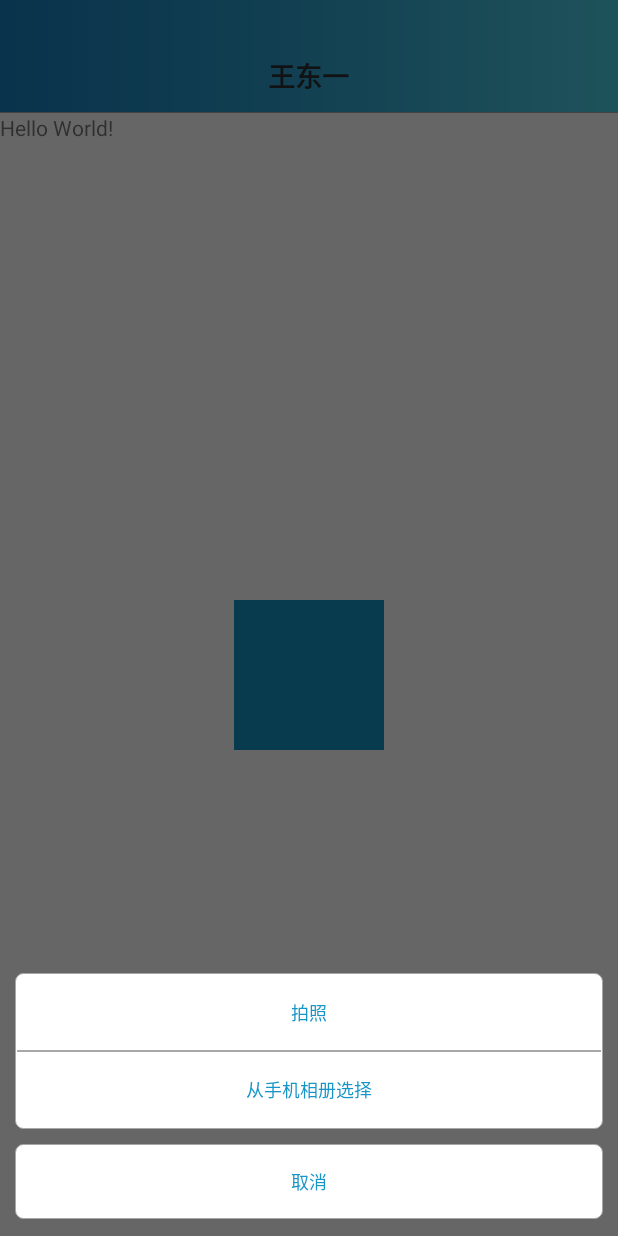
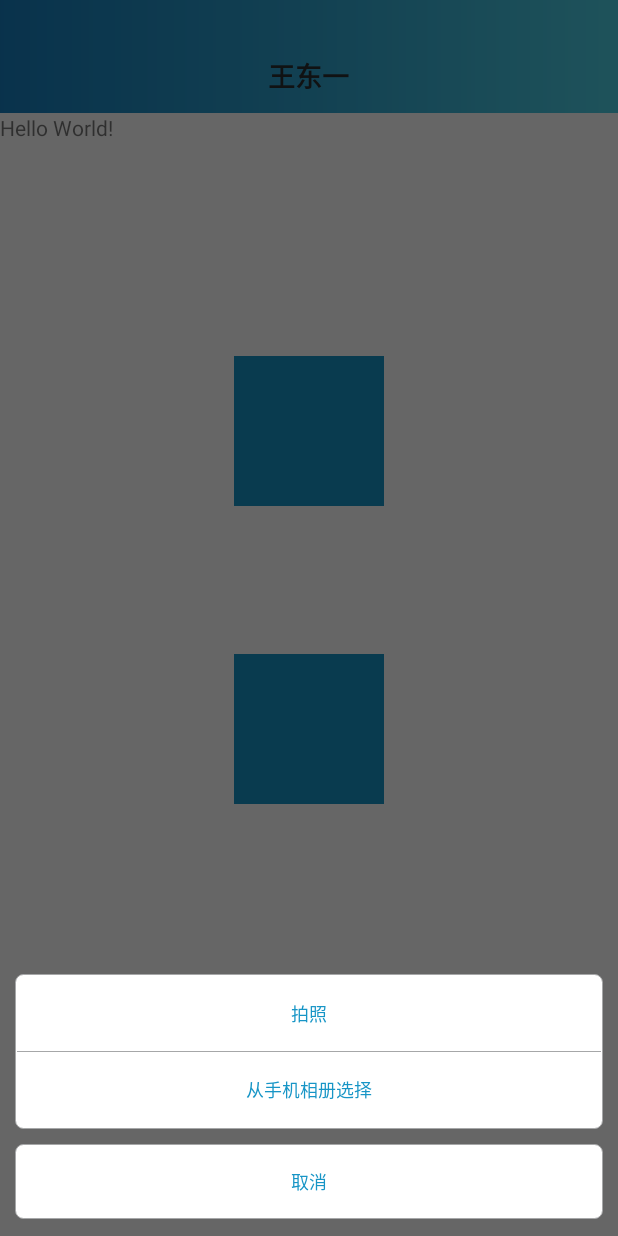
Before and after one commit to wangdongyi/WDYApplication, an Android app: the screen it shows after launch (MainActivity), after a tap on an icon or button, on a phone screen of 412 x 824 dp. Run offline under Robolectric (Android 15) with nearby library versions, the phone set to English and light mode, and no system bars; libraries missing offline, so code that uses them is left out: com.nostra13.universalimageloader, com.readystatesoftware.systembartint, junit.framework; 9 statements that could not run were skipped.

Commit message:
修改bug

```diff
--- a/app/src/main/java/com/wdy/project/MainActivity.java
+++ b/app/src/main/java/com/wdy/project/MainActivity.java
@@ -26,6 +26,8 @@ public class MainActivity extends BaseActivity {
     TextView tv;
     String content = "/sdcard/HUDSDKLog.txt";
     private ImageView sample_image;
+    private TextView sample_text;
+    private ImageView sample_image2;
 
     @Override
     protected void onCreate(Bundle savedInstanceState) {
@@ -106,7 +108,7 @@ public class MainActivity extends BaseActivity {
         sample_image.setOnClickListener(new View.OnClickListener() {
             @Override
             public void onClick(View v) {
-                UpPhotoView.with(MainActivity.this, new UpPhotoView.onBackPath() {
+                UpPhotoView.getInstance().with(MainActivity.this, new UpPhotoView.onBackPath() {
                     @Override
                     public void path(String Path) {
                         try {
@@ -118,5 +120,22 @@ public class MainActivity extends BaseActivity {
                 });
             }
         });
+        sample_text = (TextView) findViewById(R.id.sample_text);
+        sample_image2 = (ImageView) findViewById(R.id.sample_image2);
+        sample_image2.setOnClickListener(new NoDoubleClickListener() {
+            @Override
+            protected void onNoDoubleClick(View v) {
+                UpPhotoView.getInstance().with(MainActivity.this, new UpPhotoView.onBackPath() {
+                    @Override
+                    public void path(String Path) {
+                        try {
+                            sample_image2.setImageBitmap(CodeUtil.convertBitmap(Path));
+                        } catch (IOException e) {
+                            e.printStackTrace();
+                        }
+                    }
+                });
+            }
+        });
     }
 }
--- a/app/src/main/res/layout/activity_main.xml
+++ b/app/src/main/res/layout/activity_main.xml
@@ -25,5 +25,17 @@
         app:layout_constraintBottom_toBottomOf="parent"
         app:layout_constraintLeft_toLeftOf="parent"
         app:layout_constraintRight_toRightOf="parent"
-        app:layout_constraintTop_toTopOf="parent" />
+        app:layout_constraintTop_toTopOf="parent"
+        app:layout_constraintVertical_bias="0.25" />
+
+    <ImageView
+        android:id="@+id/sample_image2"
+        android:layout_width="100dp"
+        android:layout_height="100dp"
+        android:background="@color/blue"
+        app:layout_constraintBottom_toBottomOf="parent"
+        app:layout_constraintLeft_toLeftOf="parent"
+        app:layout_constraintRight_toRightOf="parent"
+        app:layout_constraintTop_toTopOf="parent"
+        app:layout_constraintVertical_bias="0.556" />
 </android.support.constraint.ConstraintLayout>
--- a/baselibrary/src/main/java/com/base/library/lifeManagerUtil/LifeManager.java
+++ b/baselibrary/src/main/java/com/base/library/lifeManagerUtil/LifeManager.java
@@ -21,7 +21,7 @@ public class LifeManager {
 
     }
 
-    public SupportActLifeListenerFragment supportFragment;
+    private FragmentManager fragmentManager;
 
     public static LifeManager getInstance() {
         if (null == mInstance) {
@@ -45,17 +45,19 @@ public class LifeManager {
         if (!(Looper.myLooper() == Looper.getMainLooper())) {
             throw new IllegalArgumentException("You must start a observe on mainThread");
         }
-        android.app.FragmentManager fm = activity.getFragmentManager();
-        supportFragment = findFragment(fm);//找到绑定的Fragment
+        fragmentManager = activity.getFragmentManager();
+        SupportActLifeListenerFragment supportFragment = findFragment(fragmentManager);//找到绑定的Fragment
         LifeListenerManager manager = findLifeListenerManager(supportFragment);//找到指定Fragment的ActLifeListenerManager
         manager.addLifeListener(Listener);//添加监听
     }
 
     public void requestPermissions(String[] permissions, int requestCode) {
+        SupportActLifeListenerFragment supportFragment = findFragment(fragmentManager);//找到绑定的Fragment
         supportFragment.LifeRequestPermissions(permissions, requestCode);
     }
 
     public void startActivityForResult(Intent intent, int requestCode) {
+        SupportActLifeListenerFragment supportFragment = findFragment(fragmentManager);//找到绑定的Fragment
         supportFragment.LifeStartActivityResult(intent, requestCode);
     }
 
@@ -69,8 +71,8 @@ public class LifeManager {
         if (!(Looper.myLooper() == Looper.getMainLooper())) {
             throw new IllegalArgumentException("You must start a observe on mainThread");
         }
-        android.app.FragmentManager fm = fragment.getActivity().getFragmentManager();
-        supportFragment = findFragment(fm);//找到绑定的Fragment
+        fragmentManager = fragment.getActivity().getFragmentManager();
+        SupportActLifeListenerFragment supportFragment = findFragment(fragmentManager);//找到绑定的Fragment
         LifeListenerManager manager = findLifeListenerManager(supportFragment);//找到指定Fragment的ActLifeListenerManager
         manager.addLifeListener(Listener);//添加监听
     }
@@ -85,8 +87,8 @@ public class LifeManager {
         if (!(Looper.myLooper() == Looper.getMainLooper())) {
             throw new IllegalArgumentException("You must start a observe on mainThread");
         }
-        android.app.FragmentManager fm = fragment.getActivity().getFragmentManager();
-        supportFragment = findFragment(fm);//找到绑定的Fragment
+        fragmentManager = fragment.getActivity().getFragmentManager();
+        SupportActLifeListenerFragment supportFragment = findFragment(fragmentManager);//找到绑定的Fragment
         LifeListenerManager manager = findLifeListenerManager(supportFragment);//找到指定Fragment的ActLifeListenerManager
         manager.addLifeListener(Listener);//添加监听
     }
--- a/baselibrary/src/main/java/com/base/library/lifeManagerUtil/SupportActLifeListenerFragment.java
+++ b/baselibrary/src/main/java/com/base/library/lifeManagerUtil/SupportActLifeListenerFragment.java
@@ -105,7 +105,6 @@ public class SupportActLifeListenerFragment extends Fragment {
     public void onActivityResult(int requestCode, int resultCode, Intent data) {
         super.onActivityResult(requestCode, resultCode, data);
         listenerManager.onActivityResult(requestCode, resultCode, data);
-
     }
 
 }
--- a/baselibrary/src/main/java/com/base/library/view/editText/WdyEditText.java
+++ b/baselibrary/src/main/java/com/base/library/view/editText/WdyEditText.java
@@ -202,7 +202,7 @@ public class WdyEditText extends EditText {
             return;
         }
         try {
-            deleteWith = (int) attr.getDimension(R.styleable.WdyEditTextStyleable_delete_with, CodeUtil.dip2px(context, 30));
+            deleteWith = (int) attr.getDimension(R.styleable.WdyEditTextStyleable_delete_width, CodeUtil.dip2px(context, 30));
         } finally {
             attr.recycle();
         }
--- a/baselibrary/src/main/java/com/base/library/view/refresh/RefreshLayout.java
+++ b/baselibrary/src/main/java/com/base/library/view/refresh/RefreshLayout.java
@@ -63,7 +63,7 @@ public class RefreshLayout extends SwipeRefreshLayout implements SwipeRefreshLay
         super(context, attrs);
         setOnRefreshListener(this);
         mTouchSlop = ViewConfiguration.get(context).getScaledTouchSlop();
-        setColorSchemeResources(R.color.blue);
+        setColorSchemeResources(R.color.top_color);
         setSize(SwipeRefreshLayout.DEFAULT);
         setProgressViewEndTarget(false, CodeUtil.dip2px(context, 60));
         refreshRunnable = new Runnable() {
--- a/baselibrary/src/main/java/com/base/library/view/upPhotoView/UpPhotoView.java
+++ b/baselibrary/src/main/java/com/base/library/view/upPhotoView/UpPhotoView.java
@@ -4,13 +4,15 @@ import android.Manifest;
 import android.annotation.SuppressLint;
 import android.app.Activity;
 import android.app.AlertDialog;
-import android.app.FragmentManager;
+import android.app.Fragment;
+import android.content.Context;
 import android.content.Intent;
 import android.net.Uri;
 import android.os.Build;
 import android.os.Bundle;
 import android.os.Environment;
 import android.provider.MediaStore;
+import android.support.annotation.RequiresApi;
 import android.support.v4.content.FileProvider;
 import android.util.DisplayMetrics;
 import android.view.LayoutInflater;
@@ -23,15 +25,12 @@ import com.base.library.R;
 import com.base.library.application.BaseApplication;
 import com.base.library.lifeManagerUtil.LifeManager;
 import com.base.library.lifeManagerUtil.OnActivityResultListener;
-import com.base.library.lifeManagerUtil.SupportActLifeListenerFragment;
 import com.base.library.listen.OnPermissionListen;
 import com.base.library.permission.PermissionsManager;
 import com.base.library.util.CodeUtil;
-import com.base.library.util.WDYLog;
 
 import java.io.File;
 
-import static com.base.library.lifeManagerUtil.LifeManager.FRAGMENT_TAG;
 import static com.base.library.view.upPhotoView.DoPicCapUtil.IMAGE_FILE_LOCATION;
 
 
@@ -39,28 +38,38 @@ import static com.base.library.view.upPhotoView.DoPicCapUtil.IMAGE_FILE_LOCATION
  * 作者：王东一 on 2015/12/22 09:16
  **/
 public class UpPhotoView {
+    @SuppressLint("StaticFieldLeak")
     private static UpPhotoView mInstance;
     private File iconDir;
     private AlertDialog mAlertDialog;
-    private RelativeLayout layout;
-    private onCameraListen onCameraListen;
-    private Uri imageUri;//原图保存地址
     private Activity activity;
-    private SupportActLifeListenerFragment fragment;
-    static final String[] PERMISSIONS = new String[]{Manifest.permission.WRITE_EXTERNAL_STORAGE, Manifest.permission.READ_EXTERNAL_STORAGE, Manifest.permission.CAMERA};
+    private Fragment fragment;
+    private android.support.v4.app.Fragment fragment_v4;
+    private OnActivityResultListener onActivityResultListener = null;
+    private onBackPath onBackPath;
 
-
-    public UpPhotoView.onCameraListen getOnCameraListen() {
-        return onCameraListen;
-    }
-
-
-    public interface onCameraListen {
+    public interface onBackPath {
         void path(String Path);
     }
 
-    public interface onBackPath {
-        void path(String Path);
+    private UpPhotoView.onBackPath getOnBackPath() {
+        return onBackPath;
+    }
+
+    private void setOnBackPath(UpPhotoView.onBackPath onBackPath) {
+        this.onBackPath = onBackPath;
+    }
+
+    private void setFragment(Fragment fragment) {
+        this.fragment = fragment;
+    }
+
+    private void setFragment_v4(android.support.v4.app.Fragment fragment_v4) {
+        this.fragment_v4 = fragment_v4;
+    }
+
+    public void setActivity(Activity activity) {
+        this.activity = activity;
     }
 
     public static UpPhotoView getInstance() {
@@ -74,12 +83,11 @@ public class UpPhotoView {
         return mInstance;
     }
 
-
-    public static void with(Activity activity, final onBackPath onBackPath) {
-        LifeManager.getInstance().ObserveActivity(activity, new OnActivityResultListener() {
+    private void getActivityResultListener() {
+        if (onActivityResultListener == null) {
+            onActivityResultListener = new OnActivityResultListener() {
                 @Override
                 public void onActivityResult(int requestCode, int resultCode, Intent data) {
-                WDYLog.d("UpPhotoView", "onActivityResult");
                     try {
                         if (resultCode != Activity.RESULT_OK) {
                             return;
@@ -87,21 +95,21 @@ public class UpPhotoView {
                         switch (requestCode) {
                             //相机完成
                             case DoPicCapUtil.REQUEST_CODE_CAPTURE:
-                            Intent intent1 = new Intent(getInstance().activity, CropImageActivity.class);
+                                Intent intent1 = new Intent(activity, CropImageActivity.class);
                                 intent1.putExtra("PATH", IMAGE_FILE_LOCATION);
                                 LifeManager.getInstance().startActivityForResult(intent1, DoPicCapUtil.CAMERA_CROP_DATA);
                                 break;
                             case DoPicCapUtil.REQUEST_CODE_ALBUM:
                                 // 图库点击确定
-                            Intent intent2 = new Intent(getInstance().activity, CropImageActivity.class);
-                            String filePath = DoPicCapUtil.doPicture(data, getInstance().activity);
+                                Intent intent2 = new Intent(activity, CropImageActivity.class);
+                                String filePath = DoPicCapUtil.doPicture(data, activity);
                                 intent2.putExtra("PATH", filePath);
                                 LifeManager.getInstance().startActivityForResult(intent2, DoPicCapUtil.CAMERA_CROP_DATA);
                                 break;
                             case DoPicCapUtil.CAMERA_CROP_DATA:
                                 //剪切后的路径
                                 String path = data.getStringExtra("PATH");
-                            onBackPath.path(path);
+                                getOnBackPath().path(path);
                                 break;
                         }
                     } catch (Exception e) {
@@ -112,17 +120,14 @@ public class UpPhotoView {
 
                 @Override
                 public void onCreate(Bundle bundle) {
-                WDYLog.d("UpPhotoView", "onCreate");
                 }
 
                 @Override
                 public void onStart() {
-                WDYLog.d("UpPhotoView", "onStart");
                 }
 
                 @Override
                 public void onResume() {
-                WDYLog.d("UpPhotoView", "onResume");
                 }
 
                 @Override
@@ -137,24 +142,44 @@ public class UpPhotoView {
 
                 @Override
                 public void onDestroy() {
-                WDYLog.d("UpPhotoView", "onDestroy");
+                    Destroy();
                 }
-        });
-        getInstance().activity = activity;
-        getInstance().init();
-        getInstance().showView();
+            };
+        }
     }
 
-    /**
-     * 找到用于监听生命周期的空白的Fragment
-     */
-    private static SupportActLifeListenerFragment findFragment(FragmentManager fm) {
-        SupportActLifeListenerFragment current = (SupportActLifeListenerFragment) fm.findFragmentByTag(FRAGMENT_TAG);
-        if (current == null) {//没有找到，则新建
-            current = new SupportActLifeListenerFragment();
-            fm.beginTransaction().add(current, FRAGMENT_TAG).commitAllowingStateLoss();//添加Fragment
+    public void with(Activity activity, final onBackPath onBackPath) {
+        setOnBackPath(onBackPath);
+        setActivity(activity);
+        getActivityResultListener();
+        LifeManager.getInstance().ObserveActivity(activity, onActivityResultListener);
+        init();
     }
-        return current;
+
+    public void with(Fragment fragment, final onBackPath onBackPath) {
+        setOnBackPath(onBackPath);
+        setFragment(fragment);
+        getActivityResultListener();
+        LifeManager.getInstance().ObserveActivity(activity, onActivityResultListener);
+        init();
+    }
+
+    public void with(android.support.v4.app.Fragment fragment_v4, final onBackPath onBackPath) {
+        setOnBackPath(onBackPath);
+        setFragment_v4(fragment_v4);
+        getActivityResultListener();
+        LifeManager.getInstance().ObserveActivity(activity, onActivityResultListener);
+        init();
+    }
+
+    private Context getContext() {
+        if (activity != null) {
+            return activity;
+        } else if (fragment != null) {
+            return fragment.getActivity();
+        } else {
+            return fragment_v4.getActivity();
+        }
     }
 
     @SuppressLint("InflateParams")
@@ -162,9 +187,9 @@ public class UpPhotoView {
         if (mAlertDialog != null) {
             return;
         }
-        LayoutInflater inflaterDl = LayoutInflater.from(activity);
-        layout = (RelativeLayout) inflaterDl.inflate(R.layout.image_up_layout, null);
-        mAlertDialog = new AlertDialog.Builder(activity, R.style.PhotoDialog).create();
+        LayoutInflater inflaterDl = LayoutInflater.from(getContext());
+        RelativeLayout layout = (RelativeLayout) inflaterDl.inflate(R.layout.image_up_layout, null);
+        mAlertDialog = new AlertDialog.Builder(getContext(), R.style.PhotoDialog).create();
         RelativeLayout main = (RelativeLayout) layout.findViewById(R.id.main);
         TextView textView_photo = (TextView) layout.findViewById(R.id.textView_photo);
         TextView textView_picture = (TextView) layout.findViewById(R.id.textView_picture);
@@ -181,7 +206,7 @@ public class UpPhotoView {
             public void onClick(View v) {
                 //相机
                 mAlertDialog.dismiss();
-                PermissionsManager.with(getInstance().activity, new OnPermissionListen() {
+                PermissionsManager.with(activity, new OnPermissionListen() {
                     @Override
                     public void callBack(boolean isHave) {
                         if (isHave) {
@@ -194,10 +219,15 @@ public class UpPhotoView {
             }
         });
         textView_picture.setOnClickListener(new View.OnClickListener() {
+            @RequiresApi(api = Build.VERSION_CODES.JELLY_BEAN)
             @Override
             public void onClick(View v) {
                 //相册
                 mAlertDialog.dismiss();
+                PermissionsManager.with(activity, new OnPermissionListen() {
+                    @Override
+                    public void callBack(boolean isHave) {
+                        if (isHave) {
                             Intent intent = null;
                             try {
                                 if (Build.VERSION.SDK_INT < Build.VERSION_CODES.KITKAT) {
@@ -212,6 +242,12 @@ public class UpPhotoView {
                                 BaseApplication.getToastUtil().showMiddleToast("请开启访问相册权限");
                                 e.printStackTrace();
                             }
+                        } else {
+                            BaseApplication.getToastUtil().showMiddleToast("您没有开启权限");
+                        }
+                    }
+                }, Manifest.permission.READ_EXTERNAL_STORAGE);
+
             }
         });
         textView_cancel.setOnClickListener(new View.OnClickListener() {
@@ -220,6 +256,13 @@ public class UpPhotoView {
                 mAlertDialog.dismiss();
             }
         });
+        mAlertDialog.show();
+        DisplayMetrics dm = new DisplayMetrics();
+        activity.getWindowManager().getDefaultDisplay().getMetrics(dm);
+        WindowManager.LayoutParams lp = mAlertDialog.getWindow().getAttributes();
+        lp.width = dm.widthPixels; //设置宽度
+        mAlertDialog.getWindow().setAttributes(lp);
+        mAlertDialog.getWindow().setContentView(layout, lp);
     }
 
     private void openCamera() {
@@ -229,6 +272,7 @@ public class UpPhotoView {
         // 调用相机
         Intent mIntent = new Intent();
         File file = createIconFile();
+        Uri imageUri;
         if (Build.VERSION.SDK_INT >= Build.VERSION_CODES.N) {
             imageUri = FileProvider.getUriForFile(activity, activity.getPackageName() + ".fileprovider", file);//通过FileProvider创建一个content类型的Uri
             mIntent.addFlags(Intent.FLAG_GRANT_READ_URI_PERMISSION); //添加这一句表示对目标应用临时授权该Uri所代表的文件
@@ -241,18 +285,9 @@ public class UpPhotoView {
         LifeManager.getInstance().startActivityForResult(mIntent, DoPicCapUtil.REQUEST_CODE_CAPTURE);
     }
 
-    public void showView() {
-        mAlertDialog.show();
-        DisplayMetrics dm = new DisplayMetrics();
-        activity.getWindowManager().getDefaultDisplay().getMetrics(dm);
-        WindowManager.LayoutParams lp = mAlertDialog.getWindow().getAttributes();
-        lp.width = dm.widthPixels; //设置宽度
-        mAlertDialog.getWindow().setAttributes(lp);
-        mAlertDialog.getWindow().setContentView(layout, lp);
-    }
 
     //创建缓存相机图片
-    public File createIconFile() {
+    private File createIconFile() {
         if (Environment.MEDIA_MOUNTED.equals(Environment.getExternalStorageState())) {
             File external = Environment.getExternalStorageDirectory();
             String rootDir = "/" + "cache";
@@ -263,4 +298,12 @@ public class UpPhotoView {
         }
         return new File(iconDir, "temp.png");
     }
+
+    private void Destroy() {
+        mInstance = null;
+        activity = null;
+        fragment = null;
+        fragment_v4 = null;
+        onActivityResultListener = null;
     }
+}
--- a/baselibrary/src/main/res/layout/crop_image.xml
+++ b/baselibrary/src/main/res/layout/crop_image.xml
@@ -3,6 +3,7 @@
     xmlns:tools="http://schemas.android.com/tools"
     android:layout_width="match_parent"
     android:layout_height="match_parent"
+    android:background="@color/background_gray"
     android:orientation="vertical"
     tools:ignore="HardcodedText,ButtonStyle">
 
--- a/baselibrary/src/main/res/layout/swipe_recycler_layout.xml
+++ b/baselibrary/src/main/res/layout/swipe_recycler_layout.xml
@@ -27,7 +27,7 @@
             android:layout_height="wrap_content"
             android:layout_alignParentBottom="true"
             android:layout_centerHorizontal="true"
-            android:background="@drawable/rectangular"
+            android:background="@color/transparent"
             android:clipChildren="false"
             android:gravity="center"
             android:orientation="vertical"
@@ -36,7 +36,7 @@
             <com.base.library.view.loading.LoadingView
                 android:layout_width="wrap_content"
                 android:layout_height="wrap_content"
-                app:loadingColor="@color/blue" />
+                app:loadingColor="@color/top_color" />
         </LinearLayout>
     </RelativeLayout>
 </com.base.library.view.refresh.RefreshLayout>
--- a/baselibrary/src/main/res/layout/title_layout.xml
+++ b/baselibrary/src/main/res/layout/title_layout.xml
@@ -68,11 +68,5 @@
                 android:gravity="center"
                 android:visibility="gone" />
         </RelativeLayout>
-
-        <View
-            android:layout_width="match_parent"
-            android:layout_height="0.5dp"
-            android:layout_alignParentBottom="true"
-            android:background="@color/line" />
     </RelativeLayout>
 </LinearLayout>
--- a/baselibrary/src/main/res/values/styles.xml
+++ b/baselibrary/src/main/res/values/styles.xml
@@ -238,7 +238,7 @@
         <attr name="cpb_paddingProgress" format="dimension" />
     </declare-styleable>
     <declare-styleable name="WdyEditTextStyleable">
-        <attr name="delete_with" format="dimension" />
+        <attr name="delete_width" format="dimension" />
     </declare-styleable>
     <declare-styleable name="LoadingView">
         <attr name="loadingColor" format="color" />
@@ -742,7 +742,7 @@
 
     <style name="LineHorizontal">
         <item name="android:layout_width">match_parent</item>
-        <item name="android:layout_height">1dp</item>
+        <item name="android:layout_height">0.5dp</item>
         <item name="android:background">@color/line</item>
     </style>
 </resources>
```
Lines whose indentation alone changed are shown as unchanged.
